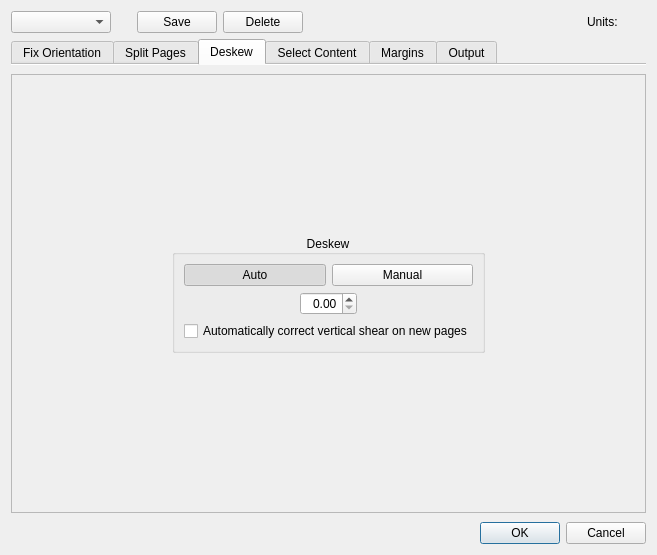
This is src/app/DefaultParamsDialog.ui in karnigen/scantailor-advanced as Qt 5 draws it before an edit. The edited form follows.
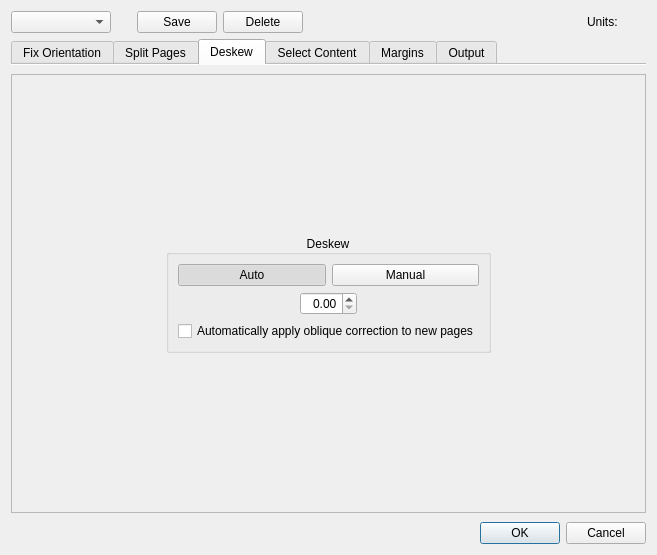
This is the edited form. The open tabs and pages were chosen to show the change. Icons and pictures are not drawn.

Commit message: Polish Deskew controls and labels

```diff
--- a/src/app/DefaultParamsDialog.ui
+++ b/src/app/DefaultParamsDialog.ui
@@ -767,7 +767,7 @@
                   <string>New pages start with Oblique Auto when checked, or Oblique Off when unchecked. This does not change existing pages.</string>
                 </property>
                 <property name="text">
-                  <string>Automatically correct vertical shear on new pages</string>
+                  <string>Automatically apply oblique correction to new pages</string>
                 </property>
                </widget>
               </item>
```
The commit also changes 5 other files.
